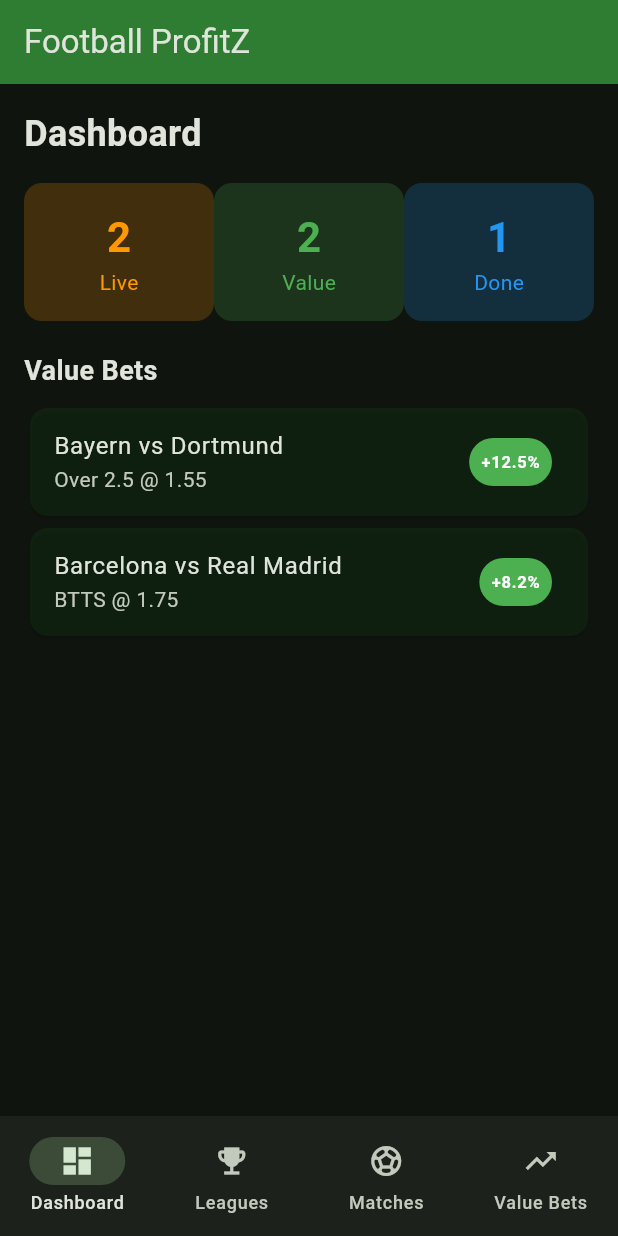
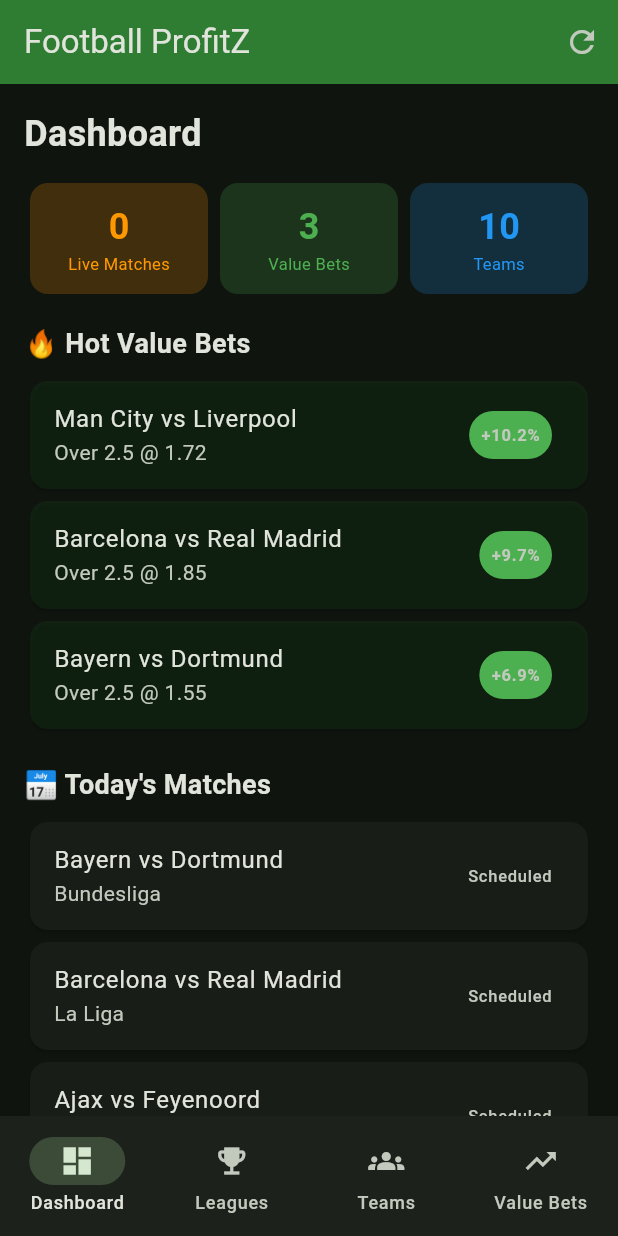
Before and after one commit to chappellajc-cpu/football_profitz, a Flutter app: the screen it shows after launch, on a phone screen of 412 x 824 dp. Run offline on Flutter 3.47's test engine with Material 3 defaults, Android fonts, the phone set to English and light mode, and no system bars.

Commit message:
Add full stats UI

```diff
--- a/lib/main.dart
+++ b/lib/main.dart
@@ -1,4 +1,5 @@
 import 'package:flutter/material.dart';
+import 'data.dart';
 
 void main() => runApp(const FootballProfitZApp());
 
@@ -23,87 +24,178 @@
 
 class _HomeScreenState extends State<HomeScreen> {
   int _currentIndex = 0;
-
-  final List<Map<String, dynamic>> matches = [
-    {'home': 'Man City', 'away': 'Liverpool', 'status': 'Finished', 'hScore': 2, 'aScore': 1},
-    {'home': 'Arsenal', 'away': 'Chelsea', 'status': 'Live', 'hScore': 1, 'aScore': 1},
-    {'home': 'Bayern', 'away': 'Dortmund', 'status': 'Scheduled'},
-    {'home': 'Barcelona', 'away': 'Real Madrid', 'status': 'Scheduled'},
-  ];
-
-  final List<Map<String, dynamic>> valueBets = [
-    {'match': 'Bayern vs Dortmund', 'market': 'Over 2.5', 'odds': 1.55, 'value': 12.5},
-    {'match': 'Barcelona vs Real Madrid', 'market': 'BTTS', 'odds': 1.75, 'value': 8.2},
-  ];
+  String _searchQuery = '';
 
   @override
   Widget build(BuildContext context) {
     return Scaffold(
-      appBar: AppBar(title: const Text('Football ProfitZ'), backgroundColor: Colors.green.shade800),
-      body: [dashboard, leagues, matchesTab, valueTab][_currentIndex],
+      appBar: AppBar(
+        title: const Text('Football ProfitZ'),
+        backgroundColor: Colors.green.shade800,
+        actions: [
+          IconButton(icon: const Icon(Icons.refresh), onPressed: () => setState(() {})),
+        ],
+      ),
+      body: [_buildDashboard(), _buildLeagues(), _buildTeams(), _buildValueBets()][_currentIndex],
       bottomNavigationBar: NavigationBar(
         selectedIndex: _currentIndex,
         onDestinationSelected: (i) => setState(() => _currentIndex = i),
         destinations: const [
           NavigationDestination(icon: Icon(Icons.dashboard), label: 'Dashboard'),
           NavigationDestination(icon: Icon(Icons.emoji_events), label: 'Leagues'),
-          NavigationDestination(icon: Icon(Icons.sports_soccer), label: 'Matches'),
+          NavigationDestination(icon: Icon(Icons.groups), label: 'Teams'),
           NavigationDestination(icon: Icon(Icons.trending_up), label: 'Value Bets'),
         ],
       ),
     );
   }
 
-  Widget get dashboard => ListView(padding: const EdgeInsets.all(16), children: [
+  Widget _buildDashboard() {
+    final valueBets = calculateValueBets();
+    return ListView(padding: const EdgeInsets.all(16), children: [
       const Text('Dashboard', style: TextStyle(fontSize: 24, fontWeight: FontWeight.bold)),
       const SizedBox(height: 16),
+      // Quick stats row
       Row(children: [
-      statBox('Live', '2', Colors.orange),
-      statBox('Value', '2', Colors.green),
-      statBox('Done', '1', Colors.blue),
+        _statBox('Live Matches', '${todaysMatches.where((m) => m.isLive).length}', Colors.orange),
+        _statBox('Value Bets', '${valueBets.length}', Colors.green),
+        _statBox('Teams', '${allTeams.length}', Colors.blue),
       ]),
       const SizedBox(height: 20),
-    const Text('Value Bets', style: TextStyle(fontSize: 18, fontWeight: FontWeight.bold)),
+
+      // Value Bets Section
+      const Text('🔥 Hot Value Bets', style: TextStyle(fontSize: 18, fontWeight: FontWeight.bold)),
       const SizedBox(height: 8),
-    ...valueBets.map((b) => Card(color: Colors.green.shade900.withOpacity(0.2),
-      child: ListTile(title: Text(b['match']), subtitle: Text('${b['market']} @ ${b['odds']}'),
+      ...valueBets.take(3).map((b) => Card(color: Colors.green.shade900.withOpacity(0.2), child: ListTile(
+        title: Text(b.match),
+        subtitle: Text('${b.market} @ ${b.odds}'),
         trailing: Container(padding: const EdgeInsets.all(8), decoration: BoxDecoration(color: Colors.green, borderRadius: BorderRadius.circular(20)),
-          child: Text('+${b['value']}%', style: const TextStyle(fontWeight: FontWeight.bold, color: Colors.white)))))),
+          child: Text('+${b.valuePct.toStringAsFixed(1)}%', style: const TextStyle(fontWeight: FontWeight.bold))),
+      ))),
+
+      const SizedBox(height: 20),
+      // Today's Matches
+      const Text('📅 Today\'s Matches', style: TextStyle(fontSize: 18, fontWeight: FontWeight.bold)),
+      const SizedBox(height: 8),
+      ...todaysMatches.map((m) => Card(child: ListTile(
+        title: Text('${m.homeTeam} vs ${m.awayTeam}'),
+        subtitle: Text(m.league),
+        trailing: Text(m.status),
+      ))),
     ]);
+  }
 
-  Widget statBox(String l, String v, Color c) => Expanded(child: Container(
-    padding: const EdgeInsets.all(16), decoration: BoxDecoration(color: c.withOpacity(0.2), borderRadius: BorderRadius.circular(12)),
-    child: Column(children: [Text(v, style: TextStyle(fontSize: 28, fontWeight: FontWeight.bold, color: c)), Text(l, style: TextStyle(color: c))])));
+  Widget _statBox(String l, String v, Color c) => Expanded(child: Container(
+    margin: const EdgeInsets.symmetric(horizontal: 4),
+    padding: const EdgeInsets.all(12), decoration: BoxDecoration(color: c.withOpacity(0.2), borderRadius: BorderRadius.circular(12)),
+    child: Column(children: [Text(v, style: TextStyle(fontSize: 24, fontWeight: FontWeight.bold, color: c)), Text(l, style: TextStyle(fontSize: 11, color: c))])));
 
-  Widget get leagues => ListView(padding: const EdgeInsets.all(16), children: [
-    const Text('Leagues', style: TextStyle(fontSize: 24, fontWeight: FontWeight.bold)),
+  Widget _buildLeagues() {
+    return ListView(padding: const EdgeInsets.all(16), children: [
+      const Text('Leagues & Stats', style: TextStyle(fontSize: 24, fontWeight: FontWeight.bold)),
       const SizedBox(height: 16),
-    const Card(child: ListTile(leading: Icon(Icons.flag), title: Text('Premier League'), trailing: Text('O2.5: 62%'))),
-    const Card(child: ListTile(leading: Icon(Icons.flag), title: Text('Bundesliga'), trailing: Text('O2.5: 66%'))),
-    const Card(child: ListTile(leading: Icon(Icons.flag), title: Text('Serie A'), trailing: Text('O2.5: 55%'))),
+      ...allLeagues.map((l) => Card(child: ExpansionTile(
+        leading: const Icon(Icons.flag, color: Colors.green),
+        title: Text(l.name),
+        subtitle: Text(l.country),
+        children: [
+          Padding(padding: const EdgeInsets.all(16), child: Column(children: [
+            Row(children: [_d('O2.5%', '${l.over25Avg.toStringAsFixed(1)}%'), _d('U2.5%', '${l.under25Avg.toStringAsFixed(1)}%'), _d('BTTS%', '${l.bttsAvg.toStringAsFixed(1)}%')]),
+            const Divider(),
+            Row(children: [_d('Avg Goals', l.avgGoals.toStringAsFixed(2)), _d('Form', '🔥🔥'), _d('GoalsPG', '${l.avgGoals}')]),
+          ])),
+        ],
+      ))),
     ]);
+  }
 
-  Widget get matchesTab => ListView(padding: const EdgeInsets.all(16), children: [
-    const Text('Matches', style: TextStyle(fontSize: 24, fontWeight: FontWeight.bold)),
+  Widget _d(String l, String v) => Expanded(child: Column(children: [Text(v, style: const TextStyle(fontWeight: FontWeight.bold)), Text(l, style: TextStyle(fontSize: 11, color: Colors.grey))]));
+
+  Widget _buildTeams() {
+    final filtered = _searchQuery.isEmpty
+      ? allTeams
+      : allTeams.where((t) => t.name.toLowerCase().contains(_searchQuery.toLowerCase())).toList();
+
+    return ListView(padding: const EdgeInsets.all(16), children: [
+      const Text('Teams Analysis', style: TextStyle(fontSize: 24, fontWeight: FontWeight.bold)),
       const SizedBox(height: 16),
-    const Text('Live', style: TextStyle(fontSize: 18, color: Colors.orange)),
-    ...matches.where((m) => m['status'] == 'Live').map((m) => Card(child: ListTile(title: Text('${m['home']} vs ${m['away']}'), subtitle: Text('${m['hScore']} - ${m['aScore']}')))),
+      // Search
+      TextField(
+        onChanged: (v) => setState(() => _searchQuery = v),
+        decoration: InputDecoration(hintText: 'Search teams...', prefixIcon: const Icon(Icons.search), border: OutlineInputBorder(borderRadius: BorderRadius.circular(12))),
+      ),
       const SizedBox(height: 16),
-    const Text('Upcoming', style: TextStyle(fontSize: 18)),
-    ...matches.where((m) => m['status'] == 'Scheduled').map((m) => Card(child: ListTile(title: Text('${m['home']} vs ${m['away']}')))),
+      ...filtered.map((t) => Card(child: ExpansionTile(
+        leading: CircleAvatar(backgroundColor: Colors.green.shade800, child: Text(t.name[0], style: const TextStyle(color: Colors.white))),
+        title: Text(t.name),
+        subtitle: Text(t.league),
+        children: [
+          Padding(padding: const EdgeInsets.all(16), child: Column(children: [
+            // Form
+            Row(children: [
+              const Text('Form: ', style: TextStyle(fontWeight: FontWeight.bold)),
+              ...t.last5Form.asMap().entries.map((e) => Container(
+                width: 28, height: 28, margin: const EdgeInsets.only(right: 4),
+                decoration: BoxDecoration(color: e.value == 'W' ? Colors.green : (e.value == 'D' ? Colors.orange : Colors.red), borderRadius: BorderRadius.circular(14)),
+                child: Center(child: Text(e.value, style: const TextStyle(color: Colors.white, fontSize: 12, fontWeight: FontWeight.bold))),
+              )),
+            ]),
+            const Divider(),
+            // Stats
+            Row(children: [_d('Played', '${t.played}'), _d('Wins', '${t.wins}'), _d('Points', '${t.points}')]),
+            const SizedBox(height: 8),
+            Row(children: [_d('GF', '${t.goalsFor}'), _d('GA', '${t.goalsAgainst}'), _d('GD', '${t.goalDiff}')]),
+            const Divider(),
+            // Over/Under/BTTS
+            Row(children: [
+              _d('O2.5%', '${t.over25Pct.toStringAsFixed(0)}%'),
+              _d('U2.5%', '${t.under25Pct.toStringAsFixed(0)}%'),
+              _d('BTTS%', '${t.bttsPct.toStringAsFixed(0)}%'),
+            ]),
+            const Divider(),
+            // Goal timings
+            const Text('Goal Timings', style: TextStyle(fontWeight: FontWeight.bold)),
+            const SizedBox(height: 8),
+            Wrap(spacing: 4, children: [
+              _timingChip('0-15', t.goalTimings[0]),
+              _timingChip('16-30', t.goalTimings[1]),
+              _timingChip('31-45', t.goalTimings[2] + t.goalTimings[3]),
+              _timingChip('46-60', t.goalTimings[4] + t.goalTimings[5]),
+              _timingChip('61-75', t.goalTimings[6] + t.goalTimings[7]),
+              _timingChip('76-90+', t.goalTimings[8] + t.goalTimings[9] + t.goalTimings[10] + t.goalTimings[11] + t.goalTimings[12]),
+            ]),
+            const SizedBox(height: 8),
+            Row(children: [_d('AvgGF', t.avgGoalsScored.toStringAsFixed(2)), _d('AvgGA', t.avgGoalsConceded.toStringAsFixed(2)), _d('PPG', t.pointsPerGame.toStringAsFixed(2))]),
+          ])),
+        ],
+      ))),
     ]);
+  }
 
-  Widget get valueTab => ListView(padding: const EdgeInsets.all(16), children: [
-    const Text('Value Bets', style: TextStyle(fontSize: 24, fontWeight: FontWeight.bold)),
+  Widget _timingChip(String l, int v) => Container(
+    padding: const EdgeInsets.symmetric(horizontal: 8, vertical: 4),
+    decoration: BoxDecoration(color: Colors.green.withOpacity(0.3), borderRadius: BorderRadius.circular(8)),
+    child: Text('$l: $v%', style: const TextStyle(fontSize: 10)),
+  );
+
+  Widget _buildValueBets() {
+    final bets = calculateValueBets();
+    return ListView(padding: const EdgeInsets.all(16), children: [
+      const Text('Value Bets Analysis', style: TextStyle(fontSize: 24, fontWeight: FontWeight.bold)),
       const SizedBox(height: 16),
-    ...valueBets.map((b) => Card(color: Colors.green.withOpacity(0.1),
-      child: Padding(padding: const EdgeInsets.all(16), child: Column(crossAxisAlignment: CrossAxisAlignment.start, children: [
-        Row(children: [const Text('🔥', style: TextStyle(fontSize: 24)), const Spacer(), Container(padding: const EdgeInsets.all(8), decoration: BoxDecoration(color: Colors.green, borderRadius: BorderRadius.circular(20)), child: Text('+${b['value']}%', style: const TextStyle(fontWeight: FontWeight.bold, color: Colors.white)))]),
+      if (bets.isEmpty)
+        const Center(child: Padding(padding: EdgeInsets.all(32), child: Text('No value bets found')))
+      else
+        ...bets.map((b) => Card(color: Colors.green.withOpacity(0.1), child: Padding(padding: const EdgeInsets.all(16), child: Column(crossAxisAlignment: CrossAxisAlignment.start, children: [
+          Row(children: [Text(b.valuePct > 15 ? '🔥🔥🔥' : '🔥', style: const TextStyle(fontSize: 24)), const Spacer(), Container(padding: const EdgeInsets.all(8), decoration: BoxDecoration(color: Colors.green, borderRadius: BorderRadius.circular(20)), child: Text('+${b.valuePct.toStringAsFixed(1)}%', style: const TextStyle(fontWeight: FontWeight.bold, color: Colors.white)))]),
           const SizedBox(height: 12),
-        Text(b['match'], style: const TextStyle(fontSize: 16, fontWeight: FontWeight.bold)),
-        Text(b['market']),
+          Text(b.match, style: const TextStyle(fontSize: 16, fontWeight: FontWeight.bold)),
+          Text(b.market),
           const SizedBox(height: 8),
-        Container(padding: const EdgeInsets.all(12), decoration: BoxDecoration(color: Colors.green.withOpacity(0.2), borderRadius: BorderRadius.circular(8)), child: const Text('✅ BACK', style: TextStyle(fontWeight: FontWeight.bold))),
+          Row(children: [_d('Odds', b.odds.toStringAsFixed(2)), _d('Calc Prob', '${b.calculatedProb.toStringAsFixed(1)}%'), _d('Implied', '${(100/b.odds).toStringAsFixed(1)}%')]),
+          const SizedBox(height: 12),
+          Container(padding: const EdgeInsets.all(12), decoration: BoxDecoration(color: Colors.green.withOpacity(0.2), borderRadius: BorderRadius.circular(8)), child: Text(b.recommendation, style: const TextStyle(fontWeight: FontWeight.bold))),
         ])))),
     ]);
   }
+}
```
Lines whose indentation alone changed are shown as unchanged.
